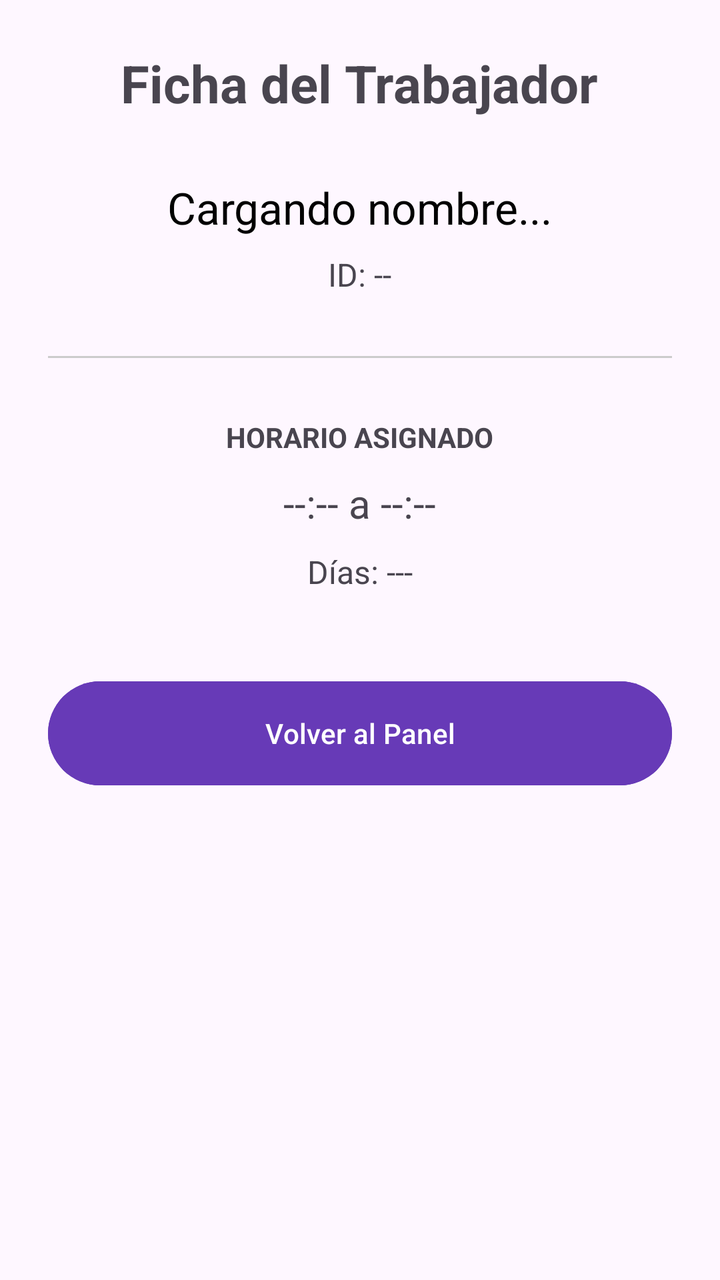
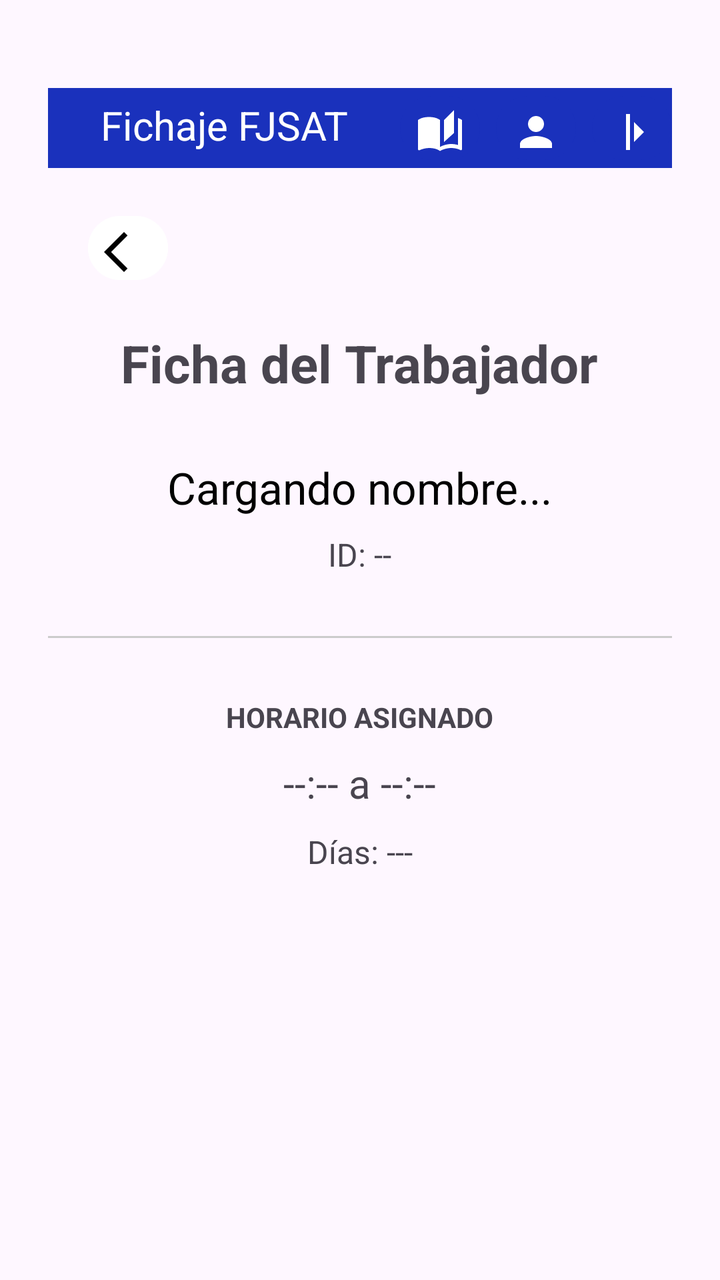

Two renders of the same Android screen: before a commit and after it. Below are the layout's source before the change and the commit's diff.
<!-- AndroidManifest.xml: application theme Theme.SigninApp -->
<!-- res/layout/activity_profile.xml -->
<?xml version="1.0" encoding="utf-8"?>
<LinearLayout xmlns:android="http://schemas.android.com/apk/res/android"
    android:layout_width="match_parent"
    android:layout_height="match_parent"
    android:orientation="vertical"
    android:padding="24dp"
    android:gravity="center_horizontal">

    <TextView
        android:text="Ficha del Trabajador"
        android:textSize="26sp"
        android:textStyle="bold"
        android:layout_marginBottom="30dp"
        android:layout_width="wrap_content"
        android:layout_height="wrap_content"/>

    <TextView
        android:id="@+id/tvNombreProfile"
        android:text="Cargando nombre..."
        android:textSize="22sp"
        android:textColor="#000000"
        android:layout_marginBottom="8dp"
        android:layout_width="wrap_content"
        android:layout_height="wrap_content"/>

    <TextView
        android:id="@+id/tvIdProfile"
        android:text="ID: --"
        android:textSize="16sp"
        android:layout_marginBottom="30dp"
        android:layout_width="wrap_content"
        android:layout_height="wrap_content"/>

    <View
        android:layout_width="match_parent"
        android:layout_height="1dp"
        android:background="#CCCCCC"
        android:layout_marginBottom="30dp"/>

    <TextView
        android:text="HORARIO ASIGNADO"
        android:textStyle="bold"
        android:layout_marginBottom="10dp"
        android:layout_width="wrap_content"
        android:layout_height="wrap_content"/>

    <TextView
        android:id="@+id/tvHorario"
        android:text="--:-- a --:--"
        android:textSize="20sp"
        android:layout_marginBottom="10dp"
        android:layout_width="wrap_content"
        android:layout_height="wrap_content"/>

    <TextView
        android:id="@+id/tvDias"
        android:text="Días: ---"
        android:textSize="16sp"
        android:layout_marginBottom="40dp"
        android:layout_width="wrap_content"
        android:layout_height="wrap_content"/>

    <Button
        android:id="@+id/btnVolver"
        android:layout_width="match_parent"
        android:layout_height="60dp"
        android:text="Volver al Panel"
        android:backgroundTint="#673AB7"/>

</LinearLayout>
<!-- resources referenced by this layout -->
<resources>
  <style name="Theme.SigninApp" parent="Base.Theme.SigninApp" />
  <style name="Base.Theme.SigninApp" parent="Theme.Material3.DayNight.NoActionBar">
          
          
      </style>
</resources>

<!-- the commit's change to res/layout/activity_profile.xml (unified diff, before → after) -->
@@ -5,7 +5,74 @@
     android:orientation="vertical"
     android:padding="24dp"
     android:gravity="center_horizontal">
+    <LinearLayout
+        android:layout_width="match_parent"
+        android:layout_height="wrap_content"
+        android:layout_gravity="top"
+        android:gravity="right"
+        android:orientation="horizontal"
+        android:background="#1A31BC"
+        android:layout_marginTop="20dp">
 
+        <TextView
+            android:layout_width="wrap_content"
+            android:layout_height="match_parent"
+            android:layout_weight="1"
+            android:text="Fichaje FJSAT"
+            android:textColor="#FFFFFF"
+            android:textSize="20sp"
+            android:textAlignment="center"
+            android:layout_marginTop="5dp"
+            />
+
+        <Button
+            android:id="@+id/btnHistory"
+            android:layout_width="40dp"
+            android:layout_height="40dp"
+            android:layout_marginEnd="8dp"
+            android:backgroundTint="#1A31BC"
+            android:drawableTop="@drawable/baseline_auto_stories_24"
+            android:drawablePadding="8dp"
+            android:drawableTint="@color/white"
+            android:textSize="12dp" />
+
+        <Button
+            android:id="@+id/btnPerfil"
+            android:layout_width="40dp"
+            android:layout_height="40dp"
+            android:layout_marginEnd="8dp"
+            android:backgroundTint="#1A31BC"
+            android:drawableTop="@drawable/user_icon"
+            android:drawablePadding="8dp"
+            android:drawableTint="@color/white"
+            android:textSize="12dp" />
+
+        <Button
+            android:id="@+id/btnLogout"
+            android:layout_width="40dp"
+            android:layout_height="40dp"
+            android:backgroundTint="#1A31BC"
+            android:drawableTop="@drawable/logout"
+            android:drawableTint="@color/white"
+            android:drawablePadding="8sp"
+            android:textSize="12sp" />
+    </LinearLayout>
+    <LinearLayout
+        android:layout_width="match_parent"
+        android:layout_height="wrap_content"
+        android:layout_margin="20dp">
+        <Button
+            android:id="@+id/btnBack"
+            android:layout_width="40dp"
+            android:layout_height="40dp"
+            android:layout_marginEnd="8dp"
+            android:backgroundTint="#FFFFFF"
+            android:drawableTop="@drawable/back"
+            android:drawablePadding="8dp"
+            android:drawableTint="@color/black"
+            android:textSize="12dp" />
+
+    </LinearLayout>
     <TextView
         android:text="Ficha del Trabajador"
         android:textSize="26sp"
@@ -60,11 +127,5 @@
         android:layout_width="wrap_content"
         android:layout_height="wrap_content"/>
 
-    <Button
-        android:id="@+id/btnVolver"
-        android:layout_width="match_parent"
-        android:layout_height="60dp"
-        android:text="Volver al Panel"
-        android:backgroundTint="#673AB7"/>
 
 </LinearLayout>
<!-- resource entries referenced after the edit -->
@@ -1,5 +1,31 @@
 <!-- resources referenced by this layout -->
 <resources>
+  <color name="black">#FF000000</color>
+  <color name="white">#FFFFFFFF</color>
+  <!-- drawable back (drawable) -->
+  <vector xmlns:android="http://schemas.android.com/apk/res/android" android:autoMirrored="true" android:height="24dp" android:tint="#000000" android:viewportHeight="960" android:viewportWidth="960" android:width="24dp">
+        
+      <path android:fillColor="@android:color/white" android:pathData="M400,880L0,480L400,80L471,151L142,480L471,809L400,880Z"/>
+      
+  </vector>
+  <!-- drawable baseline_auto_stories_24 (drawable) -->
+  <vector xmlns:android="http://schemas.android.com/apk/res/android" android:height="24dp" android:tint="#000000" android:viewportHeight="24" android:viewportWidth="24" android:width="24dp">
+        
+      <path android:fillColor="@android:color/white" android:pathData="M19,1l-5,5v11l5,-4.5L19,1zM1,6v14.65c0,0.25 0.25,0.5 0.5,0.5 0.1,0 0.15,-0.05 0.25,-0.05C3.1,20.45 5.05,20 6.5,20c1.95,0 4.05,0.4 5.5,1.5L12,6c-1.45,-1.1 -3.55,-1.5 -5.5,-1.5S2.45,4.9 1,6zM23,19.5L23,6c-0.6,-0.45 -1.25,-0.75 -2,-1v13.5c-1.1,-0.35 -2.3,-0.5 -3.5,-0.5 -1.7,0 -4.15,0.65 -5.5,1.5v2c1.35,-0.85 3.8,-1.5 5.5,-1.5 1.65,0 3.35,0.3 4.75,1.05 0.1,0.05 0.15,0.05 0.25,0.05 0.25,0 0.5,-0.25 0.5,-0.5v-1.1z"/>
+      
+  </vector>
+  <!-- drawable logout (drawable) -->
+  <vector xmlns:android="http://schemas.android.com/apk/res/android" android:autoMirrored="true" android:height="24dp" android:tint="#000000" android:viewportHeight="960" android:viewportWidth="960" android:width="24dp">
+        
+      <path android:fillColor="@android:color/white" android:pathData="M360,840L360,120L440,120L440,840L360,840ZM520,680L520,280L720,480L520,680Z"/>
+      
+  </vector>
+  <!-- drawable user_icon (drawable) -->
+  <vector xmlns:android="http://schemas.android.com/apk/res/android" android:height="24dp" android:tint="#000000" android:viewportHeight="24" android:viewportWidth="24" android:width="24dp">
+        
+      <path android:fillColor="@android:color/white" android:pathData="M12,12c2.21,0 4,-1.79 4,-4s-1.79,-4 -4,-4 -4,1.79 -4,4 1.79,4 4,4zM12,14c-2.67,0 -8,1.34 -8,4v2h16v-2c0,-2.66 -5.33,-4 -8,-4z"/>
+      
+  </vector>
   <style name="Theme.SigninApp" parent="Base.Theme.SigninApp" />
   <style name="Base.Theme.SigninApp" parent="Theme.Material3.DayNight.NoActionBar">
           
